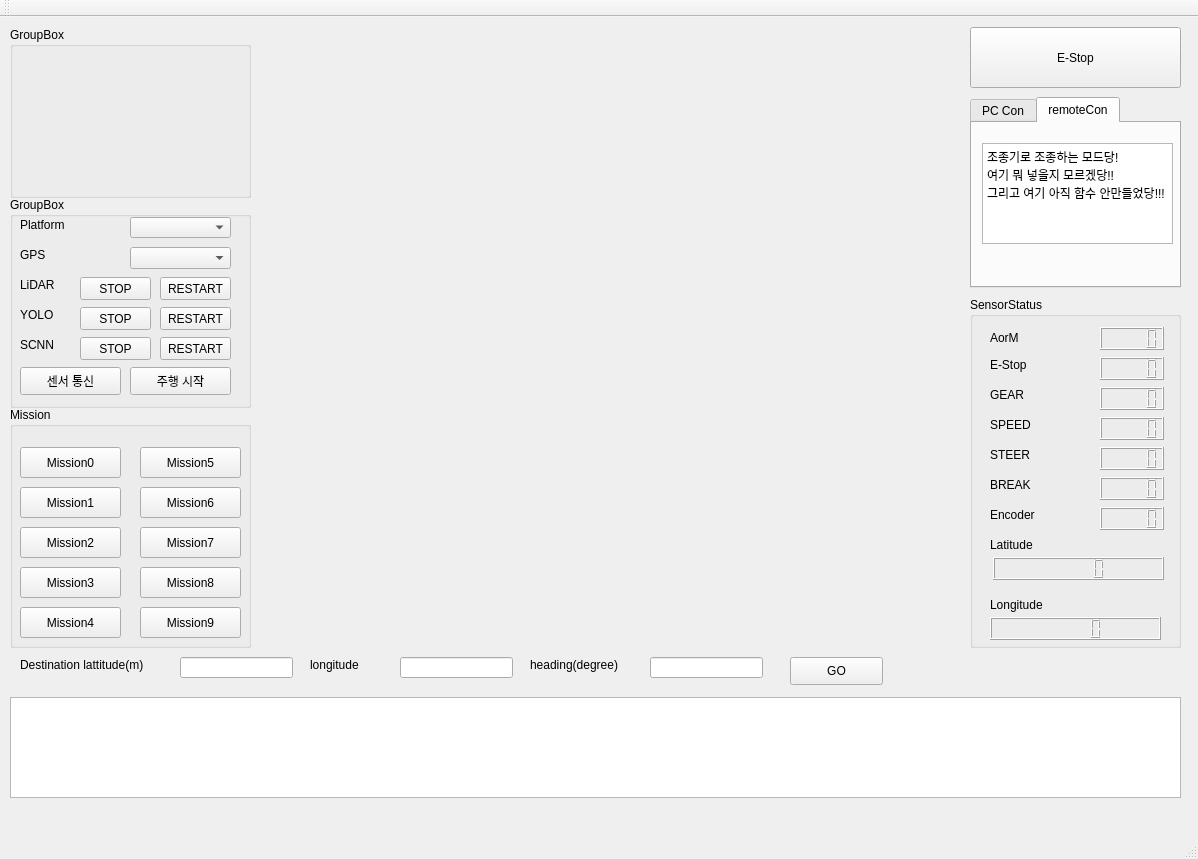
First picture: the form in Ariadne/Ariadne.ui, repository dgist-d-ace/Ariadne, before the edit.
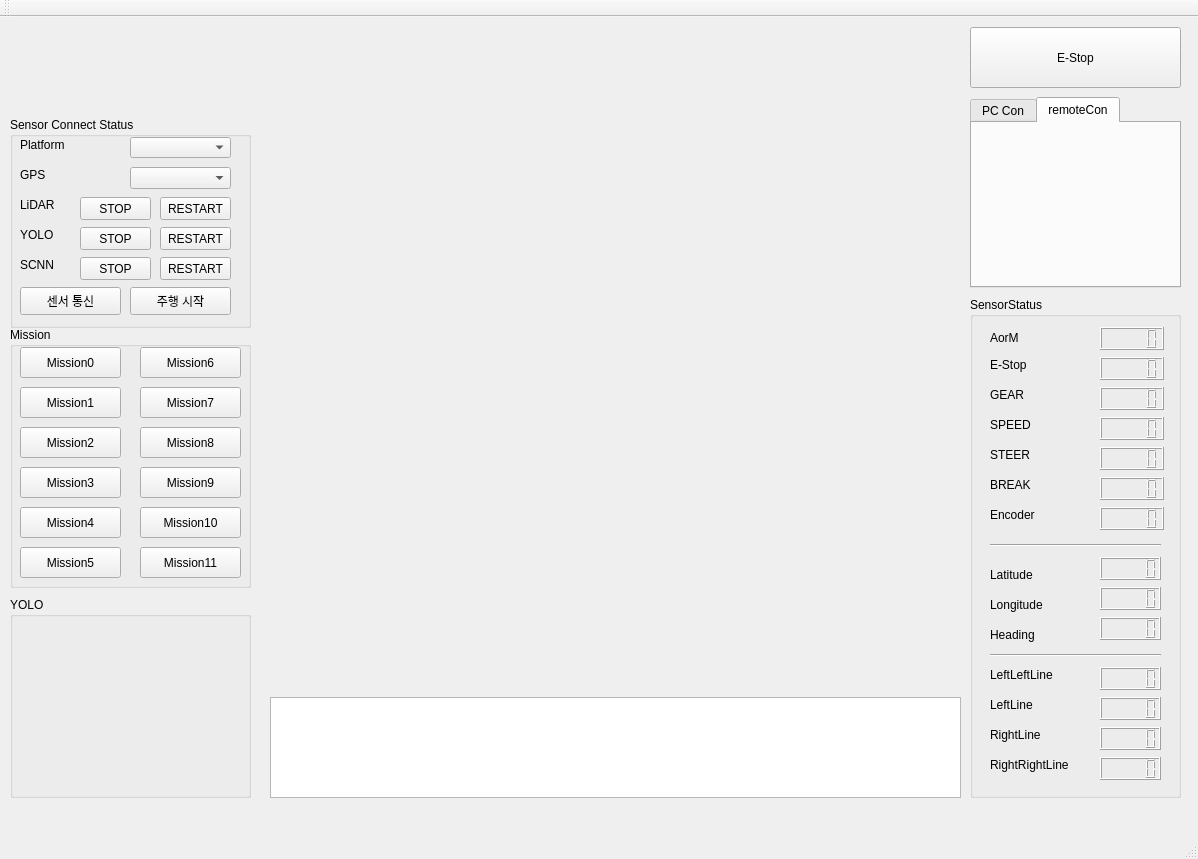
Second picture: the form after the edit. The open tabs and pages were chosen to show the change. Custom widgets are drawn as their Qt base class.

Commit message: Ui update (Doyeon) & PID fine tuning (Minho)

The edit to the form file:
```diff
--- a/Ariadne/Ariadne.ui
+++ b/Ariadne/Ariadne.ui
@@ -18,13 +18,13 @@
     <property name="geometry">
      <rect>
       <x>10</x>
-      <y>180</y>
+      <y>100</y>
       <width>241</width>
       <height>211</height>
      </rect>
     </property>
     <property name="title">
-     <string>GroupBox</string>
+     <string>Sensor Connect Status</string>
     </property>
     <widget class="QComboBox" name="comboBox">
      <property name="geometry">
@@ -90,8 +90,8 @@
       <rect>
        <x>10</x>
        <y>80</y>
-       <width>64</width>
-       <height>15</height>
+       <width>51</width>
+       <height>16</height>
       </rect>
      </property>
      <property name="text">
@@ -116,8 +116,8 @@
       <rect>
        <x>10</x>
        <y>110</y>
-       <width>64</width>
-       <height>15</height>
+       <width>51</width>
+       <height>16</height>
       </rect>
      </property>
      <property name="text">
@@ -129,8 +129,8 @@
       <rect>
        <x>10</x>
        <y>140</y>
-       <width>64</width>
-       <height>15</height>
+       <width>51</width>
+       <height>16</height>
       </rect>
      </property>
      <property name="text">
@@ -216,26 +216,13 @@
      </property>
     </widget>
    </widget>
-   <widget class="QGroupBox" name="groupBox_2">
-    <property name="geometry">
-     <rect>
-      <x>10</x>
-      <y>10</y>
-      <width>241</width>
-      <height>171</height>
-     </rect>
-    </property>
-    <property name="title">
-     <string>GroupBox</string>
-    </property>
-   </widget>
    <widget class="QGroupBox" name="groupBox_3">
     <property name="geometry">
      <rect>
       <x>10</x>
-      <y>390</y>
+      <y>310</y>
       <width>241</width>
-      <height>241</height>
+      <height>261</height>
      </rect>
     </property>
     <property name="title">
@@ -245,7 +232,7 @@
      <property name="geometry">
       <rect>
        <x>10</x>
-       <y>40</y>
+       <y>20</y>
        <width>101</width>
        <height>31</height>
       </rect>
@@ -258,7 +245,7 @@
      <property name="geometry">
       <rect>
        <x>10</x>
-       <y>80</y>
+       <y>60</y>
        <width>101</width>
        <height>31</height>
       </rect>
@@ -271,7 +258,7 @@
      <property name="geometry">
       <rect>
        <x>10</x>
-       <y>120</y>
+       <y>100</y>
        <width>101</width>
        <height>31</height>
       </rect>
@@ -284,7 +271,7 @@
      <property name="geometry">
       <rect>
        <x>10</x>
-       <y>160</y>
+       <y>140</y>
        <width>101</width>
        <height>31</height>
       </rect>
@@ -297,7 +284,7 @@
      <property name="geometry">
       <rect>
        <x>130</x>
-       <y>80</y>
+       <y>20</y>
        <width>101</width>
        <height>31</height>
       </rect>
@@ -310,7 +297,7 @@
      <property name="geometry">
       <rect>
        <x>130</x>
-       <y>120</y>
+       <y>60</y>
        <width>101</width>
        <height>31</height>
       </rect>
@@ -323,7 +310,7 @@
      <property name="geometry">
       <rect>
        <x>130</x>
-       <y>160</y>
+       <y>100</y>
        <width>101</width>
        <height>31</height>
       </rect>
@@ -336,7 +323,7 @@
      <property name="geometry">
       <rect>
        <x>10</x>
-       <y>200</y>
+       <y>180</y>
        <width>101</width>
        <height>31</height>
       </rect>
@@ -349,7 +336,7 @@
      <property name="geometry">
       <rect>
        <x>130</x>
-       <y>200</y>
+       <y>140</y>
        <width>101</width>
        <height>31</height>
       </rect>
@@ -361,8 +348,8 @@
     <widget class="QPushButton" name="Btn_mission5">
      <property name="geometry">
       <rect>
-       <x>130</x>
-       <y>40</y>
+       <x>10</x>
+       <y>220</y>
        <width>101</width>
        <height>31</height>
       </rect>
@@ -371,13 +358,39 @@
       <string>Mission5</string>
      </property>
     </widget>
+    <widget class="QPushButton" name="Btn_mission9_2">
+     <property name="geometry">
+      <rect>
+       <x>130</x>
+       <y>180</y>
+       <width>101</width>
+       <height>31</height>
+      </rect>
+     </property>
+     <property name="text">
+      <string>Mission10</string>
+     </property>
+    </widget>
+    <widget class="QPushButton" name="Btn_mission9_3">
+     <property name="geometry">
+      <rect>
+       <x>130</x>
+       <y>220</y>
+       <width>101</width>
+       <height>31</height>
+      </rect>
+     </property>
+     <property name="text">
+      <string>Mission11</string>
+     </property>
+    </widget>
    </widget>
    <widget class="QPlainTextEdit" name="plainTextEdit">
     <property name="geometry">
      <rect>
-      <x>10</x>
+      <x>270</x>
       <y>680</y>
-      <width>1171</width>
+      <width>691</width>
       <height>101</height>
      </rect>
     </property>
@@ -478,25 +491,6 @@
      <attribute name="title">
       <string>remoteCon</string>
      </attribute>
-     <widget class="QTextBrowser" name="textBrowser">
-      <property name="geometry">
-       <rect>
-        <x>10</x>
-        <y>20</y>
-        <width>191</width>
-        <height>101</height>
-       </rect>
-      </property>
-      <property name="html">
-       <string>&lt;!DOCTYPE HTML PUBLIC &quot;-//W3C//DTD HTML 4.0//EN&quot; &quot;http://www.w3.org/TR/REC-html40/strict.dtd&quot;&gt;
-&lt;html&gt;&lt;head&gt;&lt;meta name=&quot;qrichtext&quot; content=&quot;1&quot; /&gt;&lt;style type=&quot;text/css&quot;&gt;
-p, li { white-space: pre-wrap; }
-&lt;/style&gt;&lt;/head&gt;&lt;body style=&quot; font-family:'Gulim'; font-size:9pt; font-weight:400; font-style:normal;&quot;&gt;
-&lt;p style=&quot; margin-top:0px; margin-bottom:0px; margin-left:0px; margin-right:0px; -qt-block-indent:0; text-indent:0px;&quot;&gt;조종기로 조종하는 모드당!&lt;/p&gt;
-&lt;p style=&quot; margin-top:0px; margin-bottom:0px; margin-left:0px; margin-right:0px; -qt-block-indent:0; text-indent:0px;&quot;&gt;여기 뭐 넣을지 모르겠당!!&lt;/p&gt;
-&lt;p style=&quot; margin-top:0px; margin-bottom:0px; margin-left:0px; margin-right:0px; -qt-block-indent:0; text-indent:0px;&quot;&gt;그리고 여기 아직 함수 안만들었당!!!&lt;/p&gt;&lt;/body&gt;&lt;/html&gt;</string>
-      </property>
-     </widget>
     </widget>
    </widget>
    <widget class="QPushButton" name="pushButton">
@@ -518,7 +512,7 @@
       <x>970</x>
       <y>280</y>
       <width>211</width>
-      <height>351</height>
+      <height>501</height>
      </rect>
     </property>
     <property name="title">
@@ -689,7 +683,7 @@
      <property name="geometry">
       <rect>
        <x>20</x>
-       <y>240</y>
+       <y>270</y>
        <width>101</width>
        <height>16</height>
       </rect>
@@ -714,9 +708,9 @@
     <widget class="QLCDNumber" name="lcdNumber_8">
      <property name="geometry">
       <rect>
-       <x>23</x>
+       <x>130</x>
        <y>260</y>
-       <width>171</width>
+       <width>61</width>
        <height>23</height>
       </rect>
      </property>
@@ -724,9 +718,150 @@
     <widget class="QLCDNumber" name="lcdNumber_9">
      <property name="geometry">
       <rect>
+       <x>130</x>
+       <y>290</y>
+       <width>61</width>
+       <height>23</height>
+      </rect>
+     </property>
+    </widget>
+    <widget class="Line" name="line">
+     <property name="geometry">
+      <rect>
        <x>20</x>
+       <y>240</y>
+       <width>171</width>
+       <height>16</height>
+      </rect>
+     </property>
+     <property name="orientation">
+      <enum>Qt::Horizontal</enum>
+     </property>
+    </widget>
+    <widget class="QLabel" name="label_15">
+     <property name="geometry">
+      <rect>
+       <x>20</x>
+       <y>330</y>
+       <width>101</width>
+       <height>16</height>
+      </rect>
+     </property>
+     <property name="text">
+      <string>Heading</string>
+     </property>
+    </widget>
+    <widget class="QLCDNumber" name="lcdNumber_10">
+     <property name="geometry">
+      <rect>
+       <x>130</x>
        <y>320</y>
+       <width>61</width>
+       <height>23</height>
+      </rect>
+     </property>
+    </widget>
+    <widget class="Line" name="line_2">
+     <property name="geometry">
+      <rect>
+       <x>20</x>
+       <y>350</y>
        <width>171</width>
+       <height>16</height>
+      </rect>
+     </property>
+     <property name="orientation">
+      <enum>Qt::Horizontal</enum>
+     </property>
+    </widget>
+    <widget class="QLabel" name="label_16">
+     <property name="geometry">
+      <rect>
+       <x>20</x>
+       <y>370</y>
+       <width>101</width>
+       <height>16</height>
+      </rect>
+     </property>
+     <property name="text">
+      <string>LeftLeftLine</string>
+     </property>
+    </widget>
+    <widget class="QLabel" name="label_17">
+     <property name="geometry">
+      <rect>
+       <x>20</x>
+       <y>400</y>
+       <width>101</width>
+       <height>16</height>
+      </rect>
+     </property>
+     <property name="text">
+      <string>LeftLine</string>
+     </property>
+    </widget>
+    <widget class="QLabel" name="label_18">
+     <property name="geometry">
+      <rect>
+       <x>20</x>
+       <y>430</y>
+       <width>101</width>
+       <height>16</height>
+      </rect>
+     </property>
+     <property name="text">
+      <string>RightLine</string>
+     </property>
+    </widget>
+    <widget class="QLabel" name="label_19">
+     <property name="geometry">
+      <rect>
+       <x>20</x>
+       <y>460</y>
+       <width>101</width>
+       <height>16</height>
+      </rect>
+     </property>
+     <property name="text">
+      <string>RightRightLine</string>
+     </property>
+    </widget>
+    <widget class="QLCDNumber" name="lcdNumber_11">
+     <property name="geometry">
+      <rect>
+       <x>130</x>
+       <y>370</y>
+       <width>61</width>
+       <height>23</height>
+      </rect>
+     </property>
+    </widget>
+    <widget class="QLCDNumber" name="lcdNumber_12">
+     <property name="geometry">
+      <rect>
+       <x>130</x>
+       <y>400</y>
+       <width>61</width>
+       <height>23</height>
+      </rect>
+     </property>
+    </widget>
+    <widget class="QLCDNumber" name="lcdNumber_13">
+     <property name="geometry">
+      <rect>
+       <x>130</x>
+       <y>430</y>
+       <width>61</width>
+       <height>23</height>
+      </rect>
+     </property>
+    </widget>
+    <widget class="QLCDNumber" name="lcdNumber_14">
+     <property name="geometry">
+      <rect>
+       <x>130</x>
+       <y>460</y>
+       <width>61</width>
        <height>23</height>
       </rect>
      </property>
@@ -738,90 +873,34 @@
       <x>269</x>
       <y>19</y>
       <width>691</width>
-      <height>611</height>
+      <height>651</height>
      </rect>
     </property>
    </widget>
-   <widget class="QLineEdit" name="lineEdit">
+   <widget class="QGroupBox" name="groupBox_5">
     <property name="geometry">
      <rect>
-      <x>180</x>
-      <y>640</y>
-      <width>113</width>
-      <height>21</height>
+      <x>10</x>
+      <y>580</y>
+      <width>241</width>
+      <height>201</height>
      </rect>
     </property>
-   </widget>
-   <widget class="QLineEdit" name="lineEdit_2">
-    <property name="geometry">
-     <rect>
-      <x>400</x>
-      <y>640</y>
-      <width>113</width>
-      <height>21</height>
-     </rect>
+    <property name="title">
+     <string>YOLO</string>
     </property>
    </widget>
-   <widget class="QLabel" name="label_15">
+   <widget class="QLabel" name="AriadneLogo">
     <property name="geometry">
      <rect>
-      <x>20</x>
-      <y>640</y>
-      <width>151</width>
-      <height>16</height>
+      <x>10</x>
+      <y>20</y>
+      <width>241</width>
+      <height>71</height>
      </rect>
     </property>
     <property name="text">
-     <string>Destination lattitude(m)</string>
-    </property>
-   </widget>
-   <widget class="QLabel" name="label_16">
-    <property name="geometry">
-     <rect>
-      <x>310</x>
-      <y>640</y>
-      <width>81</width>
-      <height>16</height>
-     </rect>
-    </property>
-    <property name="text">
-     <string>longitude</string>
-    </property>
-   </widget>
-   <widget class="QPushButton" name="Btn_Go">
-    <property name="geometry">
-     <rect>
-      <x>790</x>
-      <y>640</y>
-      <width>93</width>
-      <height>28</height>
-     </rect>
-    </property>
-    <property name="text">
-     <string>GO</string>
-    </property>
-   </widget>
-   <widget class="QLabel" name="label_17">
-    <property name="geometry">
-     <rect>
-      <x>530</x>
-      <y>640</y>
-      <width>121</width>
-      <height>16</height>
-     </rect>
-    </property>
-    <property name="text">
-     <string>heading(degree)</string>
-    </property>
-   </widget>
-   <widget class="QLineEdit" name="lineEdit_3">
-    <property name="geometry">
-     <rect>
-      <x>650</x>
-      <y>640</y>
-      <width>113</width>
-      <height>21</height>
-     </rect>
+     <string/>
     </property>
    </widget>
   </widget>
```
Left out of the diff: 2 changed lines with no effect on the pictures. The commit also changes 6 other files.
